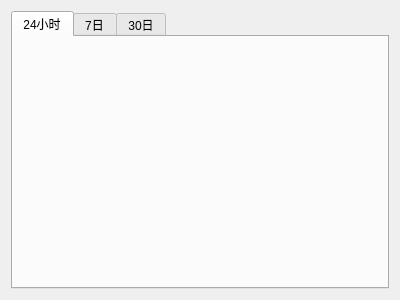
This is ui/rank.ui in tonquer/picacg-qt as Qt 5 draws it before an edit. The edited form follows.
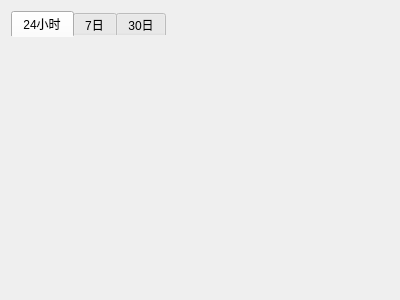
This is the edited form. The open tabs and pages were chosen to show the change. Custom widgets are drawn as their Qt base class.

```diff
--- a/ui/rank.ui
+++ b/ui/rank.ui
@@ -16,10 +16,16 @@
   <layout class="QGridLayout" name="gridLayout_2">
    <item row="0" column="0">
     <widget class="QTabWidget" name="tabWidget">
+     <property name="styleSheet">
+      <string notr="true">QTabWidget:pane {border-top:0px solid #e8f3f9;background:  transparent; }</string>
+     </property>
      <property name="currentIndex">
       <number>0</number>
      </property>
      <widget class="QWidget" name="tab">
+      <property name="styleSheet">
+       <string notr="true"/>
+      </property>
       <attribute name="title">
        <string>24小时</string>
       </attribute>
@@ -41,6 +47,13 @@
    </item>
   </layout>
  </widget>
+ <customwidgets>
+  <customwidget>
+   <class>QtBookList</class>
+   <extends>QListWidget</extends>
+   <header location="global">.qtlistwidget.h</header>
+  </customwidget>
+ </customwidgets>
  <resources/>
  <connections/>
 </ui>
```
Left out of the diff: 32 changed lines with no effect on the pictures.
